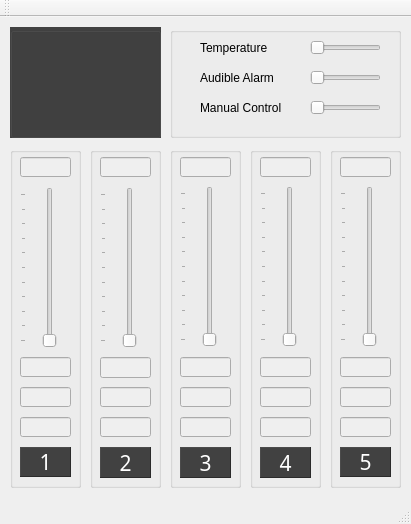
Before: the Qt Designer form gui_mainwindow.ui in Shub77/phoebetria-code, drawn with Qt 5.
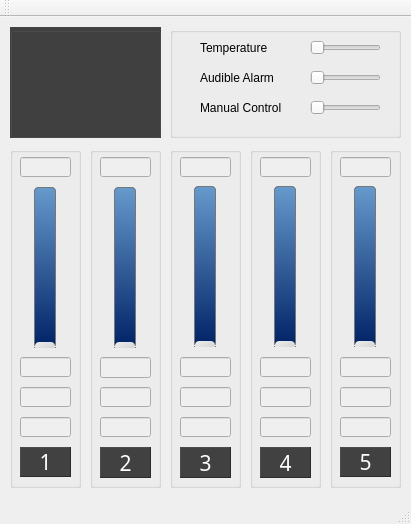
After: the same form once the commit is applied. Icons and pictures are not drawn.

```diff
--- a/gui_mainwindow.ui
+++ b/gui_mainwindow.ui
@@ -161,6 +161,37 @@
        <height>150</height>
       </size>
      </property>
+     <property name="styleSheet">
+      <string notr="true">QSlider::groove:vertical {
+     border: 1px solid #bbb;
+     background: darkBlue;
+     width: 20px;
+     border-radius: 4px;
+ }
+
+ QSlider::handle:vertical {
+     background: qlineargradient(x1:0, y1:0, x2:1, y2:1, stop:0 #eee, stop:1 #ccc);
+	 width: 10px;
+	 margin-top: -6px;
+     margin-bottom: -6px;
+     border 1px solid #777;
+     border-radius: 4px;
+ }
+
+ QSlider::add-page:vertical {
+	 background: qlineargradient(x0: 1, y0: 1, x2: 0, y2: 1, stop: 0 #69c, stop: 1 #026);
+	 background: qlineargradient(x0: 1, y0: 1, x2: 0, y2: 1, stop: 0 #026, stop: 1 #69c);
+	 border: 1px solid #777;
+	 border-radius: 4px;
+ }
+
+ QSlider::sub-page:vertical {
+	 background: qlineargradient(x0: 1, y0: 1, x2: 0, y2: 1, stop: 0 #026, stop: 1 #69c);
+	 background: qlineargradient(x0: 1, y0: 1, x2: 0, y2: 1, stop: 0 #69c, stop: 1 #026);
+     border: 1px solid #777;
+	 border-radius: 4px;
+ }</string>
+     </property>
      <property name="maximum">
       <number>100</number>
      </property>
@@ -316,6 +347,37 @@
        <height>150</height>
       </size>
      </property>
+     <property name="styleSheet">
+      <string notr="true">QSlider::groove:vertical {
+     border: 1px solid #bbb;
+     background: darkBlue;
+     width: 20px;
+     border-radius: 4px;
+ }
+
+ QSlider::handle:vertical {
+     background: qlineargradient(x1:0, y1:0, x2:1, y2:1, stop:0 #eee, stop:1 #ccc);
+	 width: 10px;
+	 margin-top: -6px;
+     margin-bottom: -6px;
+     border 1px solid #777;
+     border-radius: 4px;
+ }
+
+ QSlider::add-page:vertical {
+	 background: qlineargradient(x0: 1, y0: 1, x2: 0, y2: 1, stop: 0 #69c, stop: 1 #026);
+	 background: qlineargradient(x0: 1, y0: 1, x2: 0, y2: 1, stop: 0 #026, stop: 1 #69c);
+	 border: 1px solid #777;
+	 border-radius: 4px;
+ }
+
+ QSlider::sub-page:vertical {
+	 background: qlineargradient(x0: 1, y0: 1, x2: 0, y2: 1, stop: 0 #026, stop: 1 #69c);
+	 background: qlineargradient(x0: 1, y0: 1, x2: 0, y2: 1, stop: 0 #69c, stop: 1 #026);
+     border: 1px solid #777;
+	 border-radius: 4px;
+ }</string>
+     </property>
      <property name="maximum">
       <number>100</number>
      </property>
@@ -471,6 +533,37 @@
        <height>150</height>
       </size>
      </property>
+     <property name="styleSheet">
+      <string notr="true">QSlider::groove:vertical {
+     border: 1px solid #bbb;
+     background: darkBlue;
+     width: 20px;
+     border-radius: 4px;
+ }
+
+ QSlider::handle:vertical {
+     background: qlineargradient(x1:0, y1:0, x2:1, y2:1, stop:0 #eee, stop:1 #ccc);
+	 width: 10px;
+	 margin-top: -6px;
+     margin-bottom: -6px;
+     border 1px solid #777;
+     border-radius: 4px;
+ }
+
+ QSlider::add-page:vertical {
+	 background: qlineargradient(x0: 1, y0: 1, x2: 0, y2: 1, stop: 0 #69c, stop: 1 #026);
+	 background: qlineargradient(x0: 1, y0: 1, x2: 0, y2: 1, stop: 0 #026, stop: 1 #69c);
+	 border: 1px solid #777;
+	 border-radius: 4px;
+ }
+
+ QSlider::sub-page:vertical {
+	 background: qlineargradient(x0: 1, y0: 1, x2: 0, y2: 1, stop: 0 #026, stop: 1 #69c);
+	 background: qlineargradient(x0: 1, y0: 1, x2: 0, y2: 1, stop: 0 #69c, stop: 1 #026);
+     border: 1px solid #777;
+	 border-radius: 4px;
+ }</string>
+     </property>
      <property name="maximum">
       <number>100</number>
      </property>
@@ -632,6 +725,37 @@
        <height>150</height>
       </size>
      </property>
+     <property name="styleSheet">
+      <string notr="true">QSlider::groove:vertical {
+     border: 1px solid #bbb;
+     background: darkBlue;
+     width: 20px;
+     border-radius: 4px;
+ }
+
+ QSlider::handle:vertical {
+     background: qlineargradient(x1:0, y1:0, x2:1, y2:1, stop:0 #eee, stop:1 #ccc);
+	 width: 10px;
+	 margin-top: -6px;
+     margin-bottom: -6px;
+     border 1px solid #777;
+     border-radius: 4px;
+ }
+
+ QSlider::add-page:vertical {
+	 background: qlineargradient(x0: 1, y0: 1, x2: 0, y2: 1, stop: 0 #69c, stop: 1 #026);
+	 background: qlineargradient(x0: 1, y0: 1, x2: 0, y2: 1, stop: 0 #026, stop: 1 #69c);
+	 border: 1px solid #777;
+	 border-radius: 4px;
+ }
+
+ QSlider::sub-page:vertical {
+	 background: qlineargradient(x0: 1, y0: 1, x2: 0, y2: 1, stop: 0 #026, stop: 1 #69c);
+	 background: qlineargradient(x0: 1, y0: 1, x2: 0, y2: 1, stop: 0 #69c, stop: 1 #026);
+     border: 1px solid #777;
+	 border-radius: 4px;
+ }</string>
+     </property>
      <property name="maximum">
       <number>100</number>
      </property>
@@ -661,6 +785,11 @@
     <property name="autoFillBackground">
      <bool>true</bool>
     </property>
+    <property name="styleSheet">
+     <string notr="true"> QGroupBox {     
+ background-image: url(:/Images/mesh.png);
+ }</string>
+    </property>
     <property name="title">
      <string/>
     </property>
@@ -805,6 +934,37 @@
        <height>150</height>
       </size>
      </property>
+     <property name="styleSheet">
+      <string notr="true">QSlider::groove:vertical {
+     border: 1px solid #bbb;
+     background: darkBlue;
+     width: 20px;
+     border-radius: 4px;
+ }
+
+ QSlider::handle:vertical {
+     background: qlineargradient(x1:0, y1:0, x2:1, y2:1, stop:0 #eee, stop:1 #ccc);
+	 width: 10px;
+	 margin-top: -6px;
+     margin-bottom: -6px;
+     border 1px solid #777;
+     border-radius: 4px;
+ }
+
+ QSlider::add-page:vertical {
+	 background: qlineargradient(x0: 1, y0: 1, x2: 0, y2: 1, stop: 0 #69c, stop: 1 #026);
+	 background: qlineargradient(x0: 1, y0: 1, x2: 0, y2: 1, stop: 0 #026, stop: 1 #69c);
+	 border: 1px solid #777;
+	 border-radius: 4px;
+ }
+
+ QSlider::sub-page:vertical {
+	 background: qlineargradient(x0: 1, y0: 1, x2: 0, y2: 1, stop: 0 #026, stop: 1 #69c);
+	 background: qlineargradient(x0: 1, y0: 1, x2: 0, y2: 1, stop: 0 #69c, stop: 1 #026);
+     border: 1px solid #777;
+	 border-radius: 4px;
+ }</string>
+     </property>
      <property name="maximum">
       <number>100</number>
      </property>
```
Left out of the diff: 24 changed lines with no effect on the pictures.
